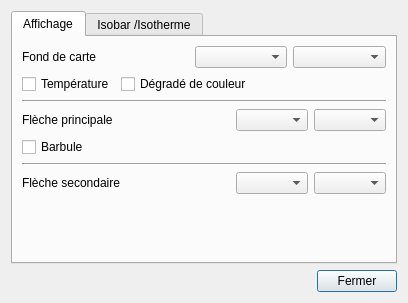
The window that src/Ui/DialogGribDrawing.ui (nohal/qtVlm) describes before a commit, drawn with Qt 5.
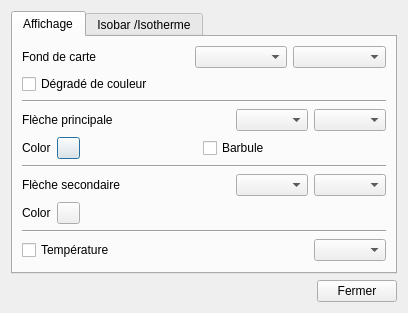
The same window after the commit.

Commit message: add color selector for frst & sec arrow in map data drawing

Patch:
```diff
--- a/src/Ui/DialogGribDrawing.ui
+++ b/src/Ui/DialogGribDrawing.ui
@@ -76,13 +76,6 @@
        </item>
        <item>
         <layout class="QHBoxLayout" name="horizontalLayout_3">
-         <item>
-          <widget class="QCheckBox" name="chkShowTemp">
-           <property name="text">
-            <string>Température</string>
-           </property>
-          </widget>
-         </item>
          <item>
           <widget class="QCheckBox" name="chkSmooth">
            <property name="text">
@@ -152,6 +145,45 @@
        </item>
        <item>
         <layout class="QHBoxLayout" name="horizontalLayout_4">
+         <item>
+          <widget class="QLabel" name="label_7">
+           <property name="text">
+            <string>Color</string>
+           </property>
+          </widget>
+         </item>
+         <item>
+          <widget class="QPushButton" name="btn_frstArrowColor">
+           <property name="sizePolicy">
+            <sizepolicy hsizetype="Fixed" vsizetype="Fixed">
+             <horstretch>0</horstretch>
+             <verstretch>0</verstretch>
+            </sizepolicy>
+           </property>
+           <property name="maximumSize">
+            <size>
+             <width>23</width>
+             <height>23</height>
+            </size>
+           </property>
+           <property name="text">
+            <string/>
+           </property>
+          </widget>
+         </item>
+         <item>
+          <spacer name="horizontalSpacer_15">
+           <property name="orientation">
+            <enum>Qt::Horizontal</enum>
+           </property>
+           <property name="sizeHint" stdset="0">
+            <size>
+             <width>40</width>
+             <height>20</height>
+            </size>
+           </property>
+          </spacer>
+         </item>
          <item>
           <widget class="QCheckBox" name="chkShowBarbule">
            <property name="text">
@@ -219,6 +251,87 @@
          </item>
         </layout>
        </item>
+       <item>
+        <layout class="QHBoxLayout" name="horizontalLayout_10">
+         <item>
+          <widget class="QLabel" name="label_8">
+           <property name="text">
+            <string>Color</string>
+           </property>
+          </widget>
+         </item>
+         <item>
+          <widget class="QPushButton" name="btn_secArrowColor">
+           <property name="sizePolicy">
+            <sizepolicy hsizetype="Fixed" vsizetype="Fixed">
+             <horstretch>0</horstretch>
+             <verstretch>0</verstretch>
+            </sizepolicy>
+           </property>
+           <property name="maximumSize">
+            <size>
+             <width>23</width>
+             <height>23</height>
+            </size>
+           </property>
+           <property name="text">
+            <string/>
+           </property>
+          </widget>
+         </item>
+         <item>
+          <spacer name="horizontalSpacer_14">
+           <property name="orientation">
+            <enum>Qt::Horizontal</enum>
+           </property>
+           <property name="sizeHint" stdset="0">
+            <size>
+             <width>40</width>
+             <height>20</height>
+            </size>
+           </property>
+          </spacer>
+         </item>
+        </layout>
+       </item>
+       <item>
+        <widget class="Line" name="line_4">
+         <property name="orientation">
+          <enum>Qt::Horizontal</enum>
+         </property>
+        </widget>
+       </item>
+       <item>
+        <layout class="QHBoxLayout" name="horizontalLayout_6">
+         <item>
+          <widget class="QCheckBox" name="chkShowTemp">
+           <property name="text">
+            <string>Température</string>
+           </property>
+          </widget>
+         </item>
+         <item>
+          <spacer name="horizontalSpacer_10">
+           <property name="orientation">
+            <enum>Qt::Horizontal</enum>
+           </property>
+           <property name="sizeHint" stdset="0">
+            <size>
+             <width>40</width>
+             <height>20</height>
+            </size>
+           </property>
+          </spacer>
+         </item>
+         <item>
+          <widget class="QComboBox" name="tempAlt">
+           <property name="sizeAdjustPolicy">
+            <enum>QComboBox::AdjustToContents</enum>
+           </property>
+          </widget>
+         </item>
+        </layout>
+       </item>
        <item>
         <spacer name="verticalSpacer">
          <property name="orientation">
```
Left out of the diff: 71 changed lines with no effect on the pictures. The commit also changes 5 other files.
